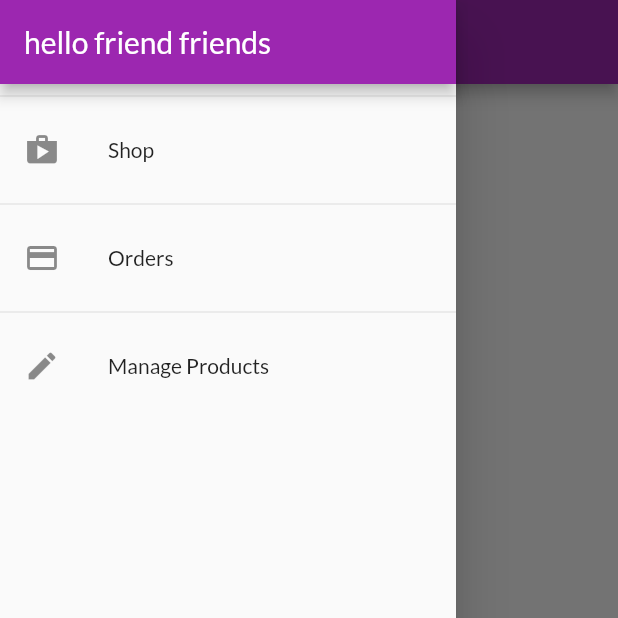
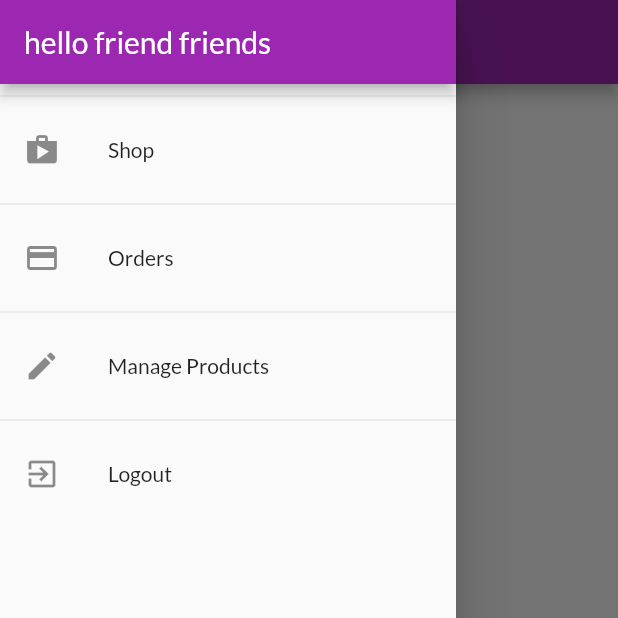
Before and after one commit to Rawa-Osman/shop_app, a Flutter app: the OrdersScreen screen opened by its route, with the side drawer open, on a phone screen of 412 x 824 dp, the top half of it. Run offline on Flutter 3.47's test engine with Material 2 defaults, Android fonts, the phone set to English and light mode, and no system bars; missing offline and left inert: dart:ffi; network calls fail.

Commit message:
Adding a Logout Functionality

```diff
--- a/lib/widgets/app_drawer.dart
+++ b/lib/widgets/app_drawer.dart
@@ -1,7 +1,9 @@
 import 'package:flutter/material.dart';
+import 'package:provider/provider.dart';
 
 import '../screens/orders_screen.dart';
 import '../screens/user_products_screen.dart';
+import '../providers/auth.dart';
 
 class AppDrawer extends StatelessWidget {
   const AppDrawer({Key key}) : super(key: key);
@@ -40,6 +42,17 @@ class AppDrawer extends StatelessWidget {
               Navigator.of(context)
                   .pushReplacementNamed(UserProductsScreen.routeName);
             },
+          ),
+          Divider(),
+          ListTile(
+            leading: Icon(Icons.exit_to_app),
+            title: Text('Logout'),
+            onTap: () {
+              Navigator.of(context).pop();
+              // Navigator.of(context)
+              //     .pushReplacementNamed(UserProductsScreen.routeName);
+              Provider.of<Auth>(context, listen: false).logout();
+            },
           )
         ],
       ),
```
Also changed, not shown: lib/providers/auth.dart (+7 -0 lines).
